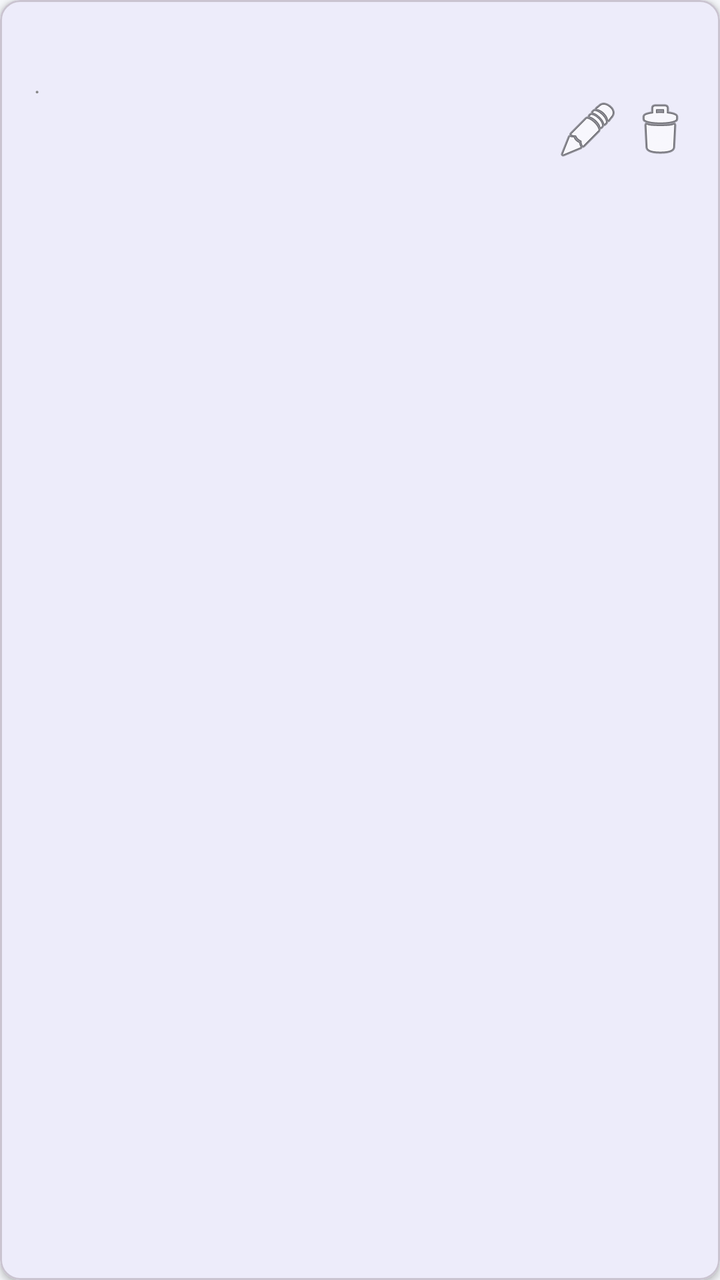
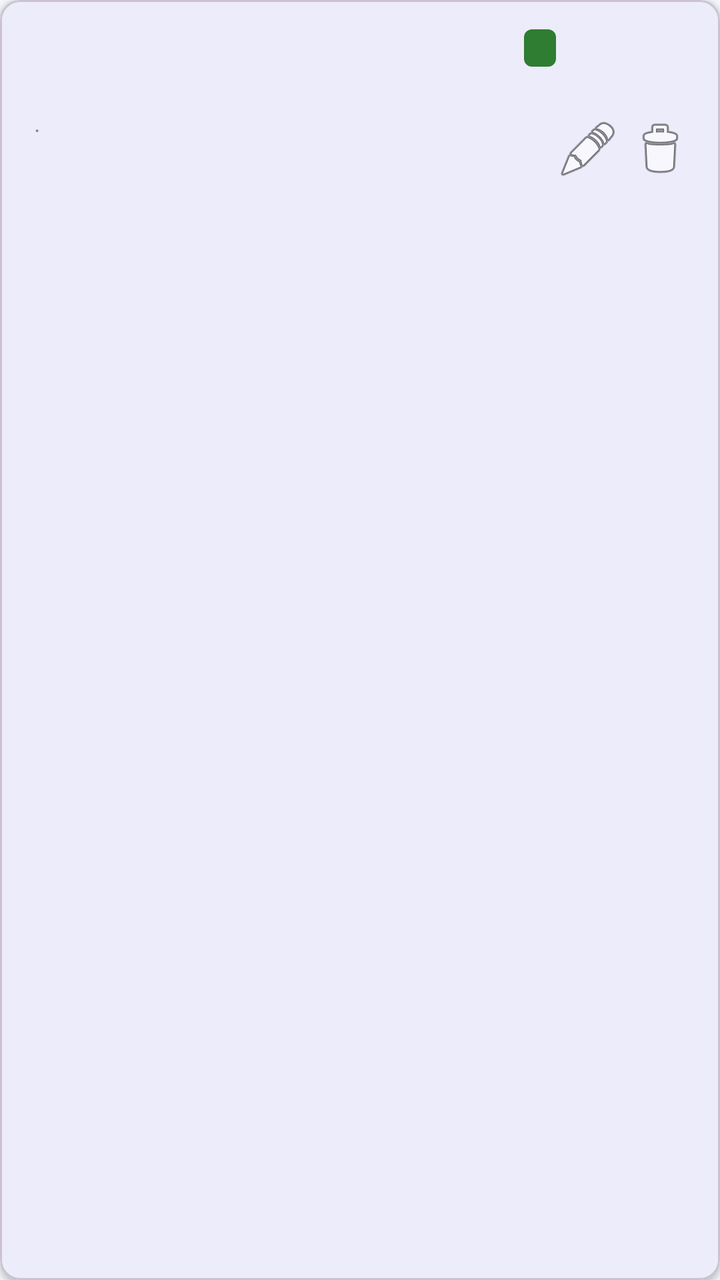

The first picture is an Android layout as it rendered before a commit; the second is the same layout after the commit. The layout source and the unified diff follow.
<!-- AndroidManifest.xml: application theme Theme.GymManagement -->
<!-- res/layout/item_payment.xml -->
<?xml version="1.0" encoding="utf-8"?>
<com.google.android.material.card.MaterialCardView
    xmlns:android="http://schemas.android.com/apk/res/android"
    xmlns:app="http://schemas.android.com/apk/res-auto"
    android:layout_width="match_parent"
    android:layout_height="wrap_content"
    android:layout_margin="6dp"
    app:cardCornerRadius="10dp"
    app:cardElevation="2dp">

    <LinearLayout
        android:layout_width="match_parent"
        android:layout_height="wrap_content"
        android:orientation="horizontal"
        android:padding="14dp"
        android:gravity="center_vertical">

        
        <LinearLayout
            android:layout_width="0dp"
            android:layout_height="wrap_content"
            android:layout_weight="1"
            android:orientation="vertical">

            <TextView
                android:id="@+id/tvPaymentMember"
                android:layout_width="wrap_content"
                android:layout_height="wrap_content"
                android:textSize="15sp"
                android:textStyle="bold"
                android:textColor="@color/black" />

            <LinearLayout
                android:layout_width="wrap_content"
                android:layout_height="wrap_content"
                android:orientation="horizontal"
                android:layout_marginTop="3dp">

                <TextView
                    android:id="@+id/tvPaymentMethod"
                    android:layout_width="wrap_content"
                    android:layout_height="wrap_content"
                    android:textSize="12sp"
                    android:textColor="#888888" />

                <TextView
                    android:layout_width="wrap_content"
                    android:layout_height="wrap_content"
                    android:text=" · "
                    android:textSize="12sp"
                    android:textColor="#888888" />

                <TextView
                    android:id="@+id/tvPaymentDate"
                    android:layout_width="wrap_content"
                    android:layout_height="wrap_content"
                    android:textSize="12sp"
                    android:textColor="#888888" />
            </LinearLayout>

            <TextView
                android:id="@+id/tvPaymentExpiry"
                android:layout_width="wrap_content"
                android:layout_height="wrap_content"
                android:textSize="12sp"
                android:textColor="#2E7D32"
                android:layout_marginTop="2dp" />

            <TextView
                android:id="@+id/tvPaymentNotes"
                android:layout_width="wrap_content"
                android:layout_height="wrap_content"
                android:textSize="12sp"
                android:textColor="#AAAAAA"
                android:layout_marginTop="2dp" />

        </LinearLayout>

        
        <LinearLayout
            android:layout_width="wrap_content"
            android:layout_height="wrap_content"
            android:orientation="vertical"
            android:gravity="end">

            <TextView
                android:id="@+id/tvPaymentAmount"
                android:layout_width="wrap_content"
                android:layout_height="wrap_content"
                android:textSize="16sp"
                android:textStyle="bold"
                android:textColor="#1565C0"
                android:layout_marginBottom="4dp" />

            <LinearLayout
                android:layout_width="wrap_content"
                android:layout_height="wrap_content"
                android:orientation="horizontal">

                <ImageButton
                    android:id="@+id/btnEditPayment"
                    android:layout_width="32dp"
                    android:layout_height="32dp"
                    android:src="@android:drawable/ic_menu_edit"
                    android:background="?attr/selectableItemBackgroundBorderless"
                    android:contentDescription="Edit payment"
                    android:layout_marginEnd="4dp" />

                <ImageButton
                    android:id="@+id/btnDeletePayment"
                    android:layout_width="32dp"
                    android:layout_height="32dp"
                    android:src="@android:drawable/ic_menu_delete"
                    android:background="?attr/selectableItemBackgroundBorderless"
                    android:contentDescription="Delete payment" />
            </LinearLayout>
        </LinearLayout>

    </LinearLayout>
</com.google.android.material.card.MaterialCardView>
<!-- resources referenced by this layout -->
<resources>
  <color name="black">#000000</color>
  <style name="Theme.GymManagement" parent="Theme.Material3.Light.NoActionBar">
          <item name="colorPrimary">@color/primary</item>
          <item name="colorPrimaryDark">@color/primary_dark</item>
          <item name="colorAccent">@color/accent</item>
          <item name="android:windowBackground">@color/surface</item>
      </style>
  <color name="primary">#1565C0</color>
  <color name="primary_dark">#003c8f</color>
  <color name="accent">#FF6F00</color>
  <color name="surface">#F5F7FA</color>
</resources>

<!-- the commit's change to res/layout/item_payment.xml (unified diff, before → after) -->
@@ -22,14 +22,49 @@
             android:layout_weight="1"
             android:orientation="vertical">
 
+            
+            <LinearLayout
+                android:layout_width="match_parent"
+                android:layout_height="wrap_content"
+                android:orientation="horizontal"
+                android:gravity="center_vertical">
+
+                <TextView
+                    android:id="@+id/tvPaymentMember"
+                    android:layout_width="0dp"
+                    android:layout_height="wrap_content"
+                    android:layout_weight="1"
+                    android:textSize="15sp"
+                    android:textStyle="bold"
+                    android:textColor="@color/black" />
+
+                
+                <TextView
+                    android:id="@+id/tvPaymentStatus"
+                    android:layout_width="wrap_content"
+                    android:layout_height="wrap_content"
+                    android:layout_marginStart="6dp"
+                    android:paddingStart="8dp"
+                    android:paddingEnd="8dp"
+                    android:paddingTop="2dp"
+                    android:paddingBottom="2dp"
+                    android:textSize="11sp"
+                    android:textStyle="bold"
+                    android:textColor="#FFFFFF"
+                    android:background="@drawable/bg_status_active" />
+            </LinearLayout>
+
+            
             <TextView
-                android:id="@+id/tvPaymentMember"
+                android:id="@+id/tvPaymentPlan"
                 android:layout_width="wrap_content"
                 android:layout_height="wrap_content"
-                android:textSize="15sp"
-                android:textStyle="bold"
-                android:textColor="@color/black" />
+                android:textSize="12sp"
+                android:textColor="#5C6BC0"
+                android:textStyle="italic"
+                android:layout_marginTop="3dp" />
 
+            
             <LinearLayout
                 android:layout_width="wrap_content"
                 android:layout_height="wrap_content"
@@ -58,6 +93,7 @@
                     android:textColor="#888888" />
             </LinearLayout>
 
+            
             <TextView
                 android:id="@+id/tvPaymentExpiry"
                 android:layout_width="wrap_content"
@@ -66,6 +102,33 @@
                 android:textColor="#2E7D32"
                 android:layout_marginTop="2dp" />
 
+            
+            <LinearLayout
+                android:id="@+id/rowBalanceDue"
+                android:layout_width="wrap_content"
+                android:layout_height="wrap_content"
+                android:orientation="horizontal"
+                android:layout_marginTop="3dp"
+                android:visibility="gone">
+
+                <TextView
+                    android:layout_width="wrap_content"
+                    android:layout_height="wrap_content"
+                    android:text="Balance due: "
+                    android:textSize="12sp"
+                    android:textColor="#E65100"
+                    android:textStyle="bold" />
+
+                <TextView
+                    android:id="@+id/tvBalanceDue"
+                    android:layout_width="wrap_content"
+                    android:layout_height="wrap_content"
+                    android:textSize="12sp"
+                    android:textColor="#E65100"
+                    android:textStyle="bold" />
+            </LinearLayout>
+
+            
             <TextView
                 android:id="@+id/tvPaymentNotes"
                 android:layout_width="wrap_content"
<!-- resource entries referenced after the edit -->
@@ -1,6 +1,13 @@
 <!-- resources referenced by this layout -->
 <resources>
   <color name="black">#000000</color>
+  <!-- drawable bg_status_active (drawable) -->
+  <?xml version="1.0" encoding="utf-8"?>
+  <shape xmlns:android="http://schemas.android.com/apk/res/android"
+      android:shape="rectangle">
+      <solid android:color="#2E7D32" />
+      <corners android:radius="4dp" />
+  </shape>
   <style name="Theme.GymManagement" parent="Theme.Material3.Light.NoActionBar">
           <item name="colorPrimary">@color/primary</item>
           <item name="colorPrimaryDark">@color/primary_dark</item>
